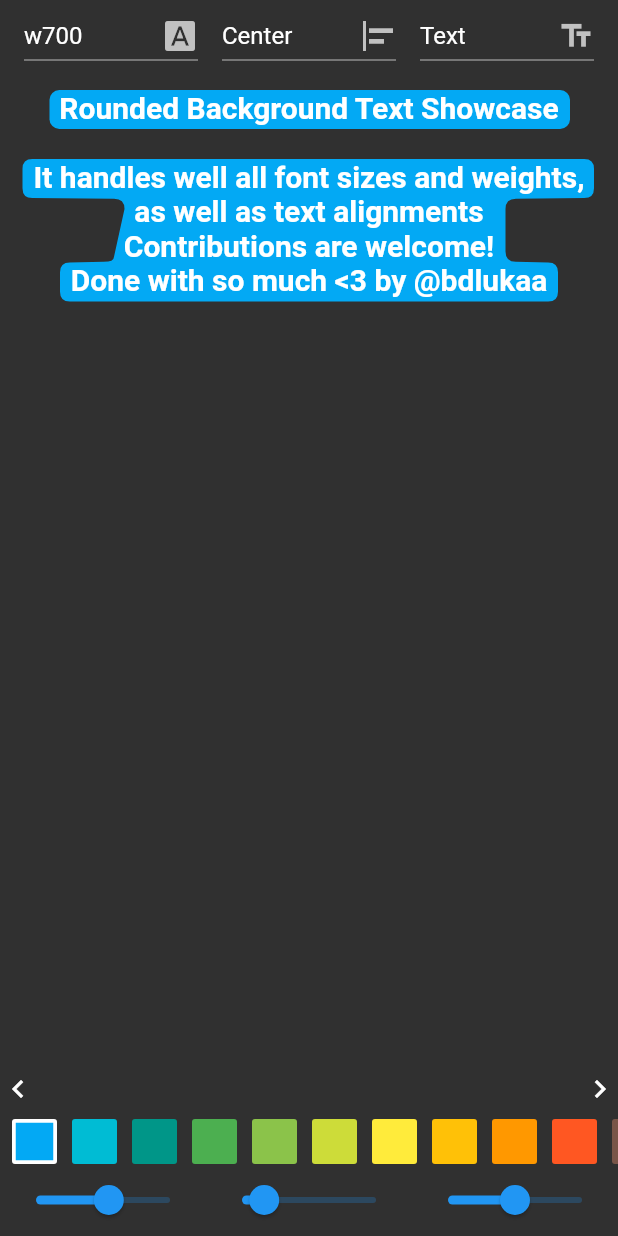
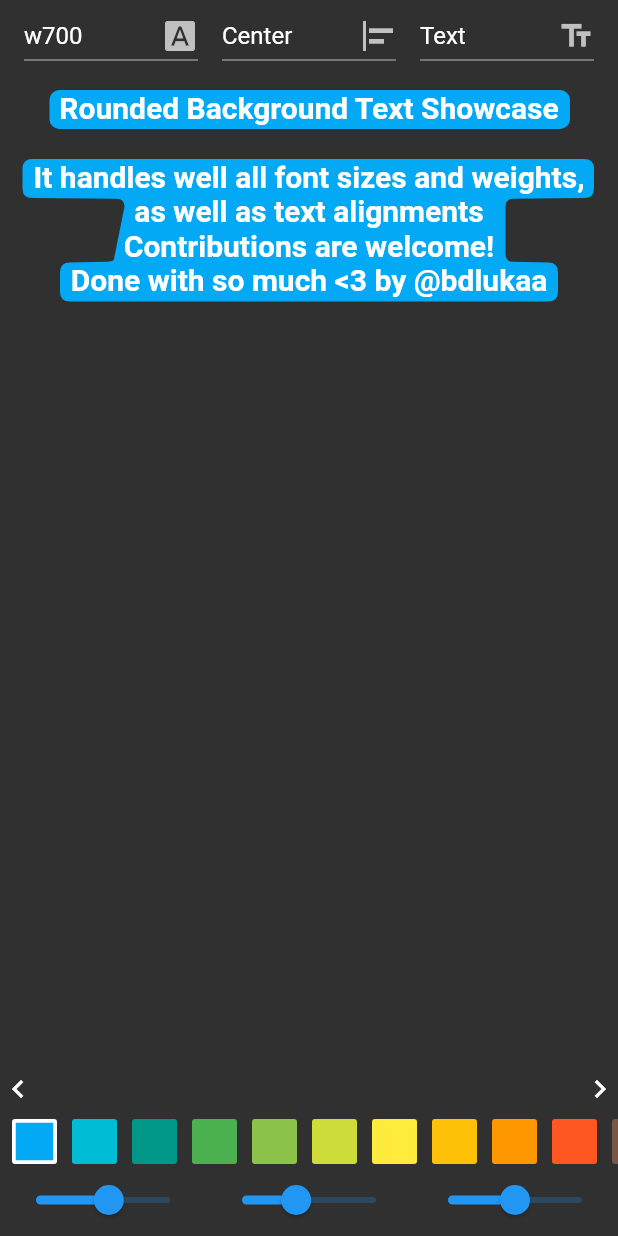
Before and after one commit to bdlukaa/rounded_background_text, a Flutter app: the screen it shows after launch, on a phone screen of 412 x 824 dp. Run offline on Flutter 3.47's test engine with Material 2 defaults, Android fonts, the light colour scheme and no system bars.

Commit message:
Update innerFactor

```diff
--- a/lib/rounded_background_text.dart
+++ b/lib/rounded_background_text.dart
@@ -2,4 +2,5 @@ library rounded_background_text;
 
 export 'src/rounded_background_text_field.dart';
 export 'src/rounded_background_text_span.dart';
-export 'src/rounded_background_text.dart' hide foregroundColor;
+export 'src/rounded_background_text.dart'
+    hide foregroundColor, generateLineInfosForPainter;
--- a/lib/src/rounded_background_text.dart
+++ b/lib/src/rounded_background_text.dart
@@ -1,12 +1,11 @@
 import 'dart:ui';
 
-import 'package:flutter/foundation.dart';
 import 'package:flutter/material.dart';
 
 import '../rounded_background_text.dart';
 
 const Color kDefaultRoundedTextBackgroundColor = Colors.blue;
-const double kDefaultInnerFactor = 3.0;
+const double kDefaultInnerFactor = 8.0;
 const double kDefaultOuterFactor = 10.0;
 
 /// Gets the foreground color based on [backgroundColor]
@@ -18,6 +17,7 @@ Color? foregroundColor(Color? backgroundColor) {
           : Colors.white;
 }
 
+@visibleForTesting
 List<List<LineMetricsHelper>> generateLineInfosForPainter(
   TextPainter painter, [
   double maxWidth = double.infinity,
@@ -41,11 +41,6 @@ List<List<LineMetricsHelper>> generateLineInfosForPainter(
 
   return lineInfos;
 }
-
-const singleLinePadding = EdgeInsets.symmetric(
-  horizontal: 8.0,
-  vertical: 8.0,
-);
 
 /// Creates a paragraph with rounded background text
 ///
@@ -805,7 +800,7 @@ class LineMetricsHelper {
 
   /// Dynamically calculate the inner factor based on the provided [innerFactor]
   double innerFactor(double innerFactor) {
-    return (height * innerFactor) / 10;
+    return (height * innerFactor) / 35;
   }
 
   double get x {
--- a/lib/src/rounded_background_text_span.dart
+++ b/lib/src/rounded_background_text_span.dart
@@ -25,7 +25,7 @@ class RoundedBackgroundTextSpan extends WidgetSpan {
     TextAlign? textAlign,
   }) : super(
           child: Padding(
-            padding: EdgeInsets.symmetric(horizontal: singleLinePadding.left),
+            padding: const EdgeInsets.symmetric(horizontal: 8.0),
             child: RoundedBackgroundText(
               text,
               style: style,
```
